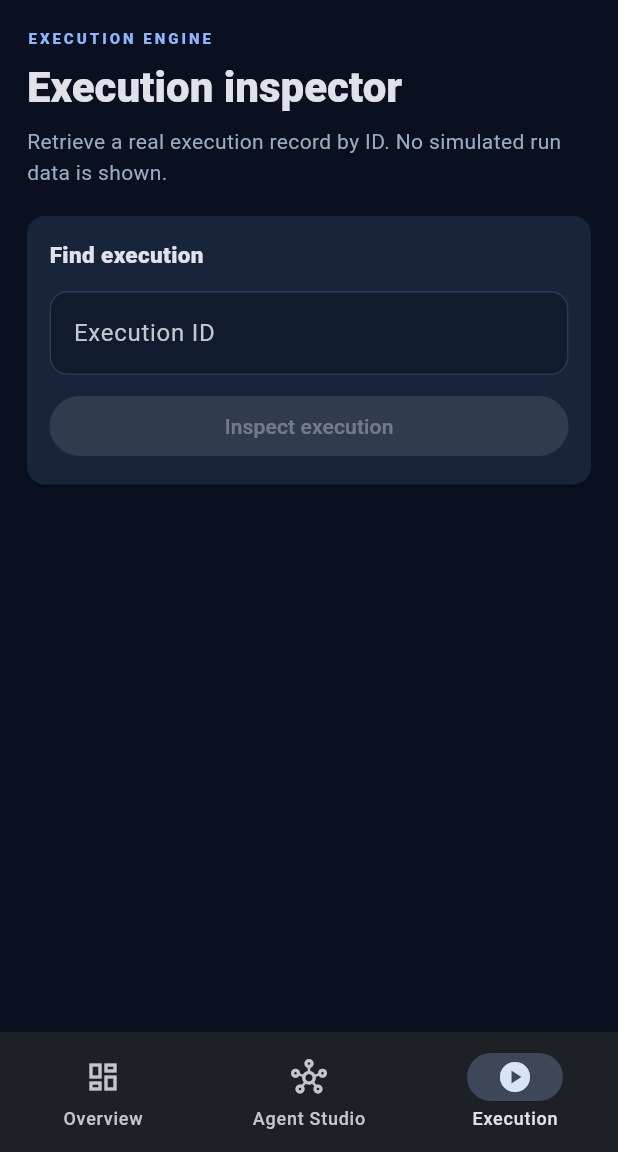
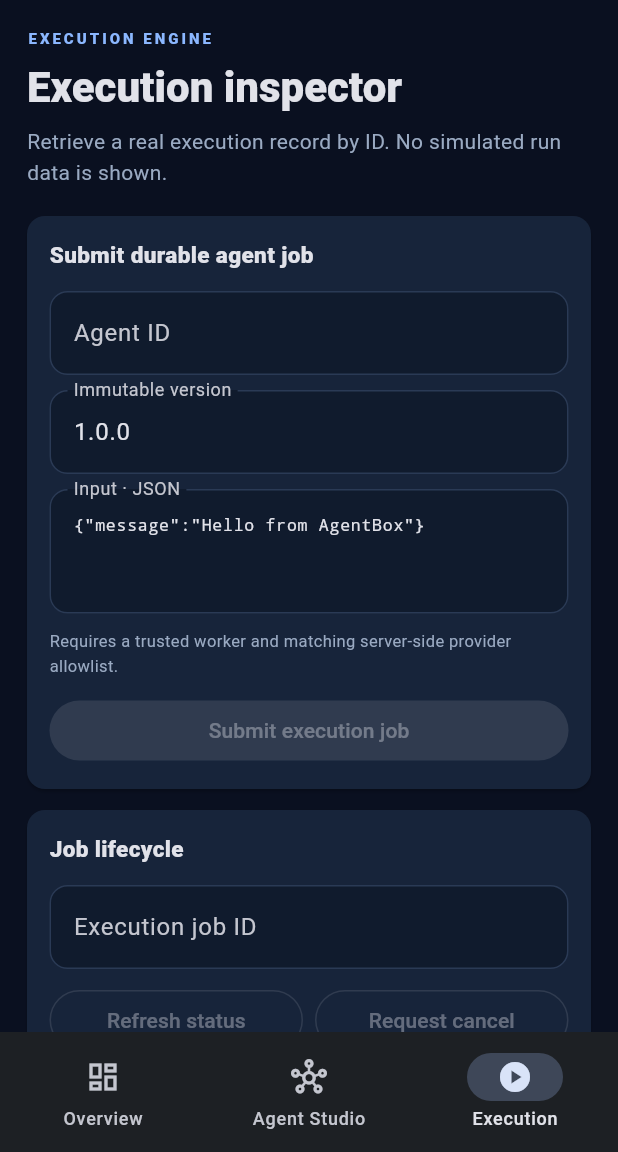
Before and after one commit to CMKIXVI/AgentBox, a Flutter app: the screen it shows after launch, item 3 of the bottom bar chosen, on a phone screen of 412 x 824 dp, the part 84-1236 px from its top. Run offline on Flutter 3.47's test engine with Material 3 defaults, Android fonts, the phone set to English and light mode, and no system bars; our stand-ins replace flutter_secure_storage; missing offline and left inert: flutter_appauth.

Commit message:
Add Flutter durable job submission and lifecycle UI

```diff
--- a/frontend/flutter/lib/main.dart
+++ b/frontend/flutter/lib/main.dart
@@ -1,4 +1,5 @@
 import 'dart:convert';
+import 'dart:math';
 
 import 'package:flutter/material.dart';
 
@@ -74,10 +75,15 @@ class _AgentBoxHomePageState extends State<AgentBoxHomePage> {
   final _manifestController = TextEditingController();
   final _agentIdController = TextEditingController();
   final _executionIdController = TextEditingController();
+  final _jobVersionController = TextEditingController(text: '1.0.0');
+  final _jobInputController = TextEditingController(text: '{"message":"Hello from AgentBox"}');
+  final _jobIdController = TextEditingController();
   Map<String, dynamic>? _createdAgent;
   List<dynamic> _versions = [];
   Map<String, dynamic>? _selectedVersion;
   Map<String, dynamic>? _execution;
+  Map<String, dynamic>? _job;
+  List<dynamic> _jobEvents = [];
 
   @override
   void initState() {
@@ -92,6 +98,9 @@ class _AgentBoxHomePageState extends State<AgentBoxHomePage> {
     _manifestController.dispose();
     _agentIdController.dispose();
     _executionIdController.dispose();
+    _jobVersionController.dispose();
+    _jobInputController.dispose();
+    _jobIdController.dispose();
     super.dispose();
   }
 
@@ -250,6 +259,84 @@ class _AgentBoxHomePageState extends State<AgentBoxHomePage> {
     }
   }
 
+  String _newIdempotencyKey() {
+    final random = Random.secure();
+    return List.generate(
+      16,
+      (_) => random.nextInt(256).toRadixString(16).padLeft(2, '0'),
+    ).join();
+  }
+
+  Future<void> _submitJob() async {
+    final api = _api;
+    final agentId = _agentIdController.text.trim();
+    final version = _jobVersionController.text.trim();
+    if (!_signedIn || api == null || agentId.isEmpty || version.isEmpty) return;
+    setState(() => _busy = true);
+    try {
+      final input = jsonDecode(_jobInputController.text);
+      final result = await api.submitExecutionJob(
+        agentId: agentId,
+        version: version,
+        input: input,
+        maxOutputTokens: 1024,
+        idempotencyKey: _newIdempotencyKey(),
+      );
+      if (!mounted) return;
+      setState(() {
+        _job = result;
+        _jobIdController.text = result['job_id']?.toString() ?? '';
+        _jobEvents = [];
+      });
+      _setNotice('Execution job accepted. Worker completion is asynchronous.');
+    } catch (error) {
+      _setNotice('Could not submit execution job: $error', error: true);
+    } finally {
+      if (mounted) setState(() => _busy = false);
+    }
+  }
+
+  Future<void> _inspectJob() async {
+    final api = _api;
+    final jobId = _jobIdController.text.trim();
+    if (!_signedIn || api == null || jobId.isEmpty) return;
+    setState(() => _busy = true);
+    try {
+      final results = await Future.wait([
+        api.getExecutionJob(jobId),
+        api.listExecutionJobEvents(jobId),
+      ]);
+      if (!mounted) return;
+      final events = results[1]['items'];
+      setState(() {
+        _job = results[0];
+        _jobEvents = events is List ? events : [];
+      });
+      _setNotice('Execution job state refreshed.');
+    } catch (error) {
+      _setNotice('Could not inspect execution job: $error', error: true);
+    } finally {
+      if (mounted) setState(() => _busy = false);
+    }
+  }
+
+  Future<void> _cancelJob() async {
+    final api = _api;
+    final jobId = _jobIdController.text.trim();
+    if (!_signedIn || api == null || jobId.isEmpty) return;
+    setState(() => _busy = true);
+    try {
+      final result = await api.cancelExecutionJob(jobId);
+      if (!mounted) return;
+      setState(() => _job = result);
+      _setNotice('Cancellation requested. Refresh to observe the confirmed terminal state.');
+    } catch (error) {
+      _setNotice('Could not request cancellation: $error', error: true);
+    } finally {
+      if (mounted) setState(() => _busy = false);
+    }
+  }
+
   Future<void> _loadExecution() async {
     final api = _api;
     final executionId = _executionIdController.text.trim();
@@ -269,7 +356,6 @@ class _AgentBoxHomePageState extends State<AgentBoxHomePage> {
 
   @override
   Widget build(BuildContext context) {
-    final titles = ['Overview', 'Agent Studio', 'Execution'];
     return Scaffold(
       appBar: AppBar(
         title: Row(
@@ -453,7 +539,53 @@ class _AgentBoxHomePageState extends State<AgentBoxHomePage> {
         const Text('Retrieve a real execution record by ID. No simulated run data is shown.', style: TextStyle(color: Color(0xFF9AAAC2), height: 1.5)),
         const SizedBox(height: 18),
         _sectionCard(
-          title: 'Find execution',
+          title: 'Submit durable agent job',
+          child: Column(
+            crossAxisAlignment: CrossAxisAlignment.stretch,
+            children: [
+              TextField(controller: _agentIdController, decoration: const InputDecoration(labelText: 'Agent ID')),
+              const SizedBox(height: 10),
+              TextField(controller: _jobVersionController, decoration: const InputDecoration(labelText: 'Immutable version')),
+              const SizedBox(height: 10),
+              TextField(controller: _jobInputController, minLines: 3, maxLines: 6, style: const TextStyle(fontFamily: 'monospace', fontSize: 11), decoration: const InputDecoration(labelText: 'Input · JSON', alignLabelWithHint: true)),
+              const SizedBox(height: 10),
+              const Text('Requires a trusted worker and matching server-side provider allowlist.', style: TextStyle(color: Color(0xFF9AAAC2), fontSize: 11, height: 1.5)),
+              const SizedBox(height: 10),
+              FilledButton(onPressed: !_signedIn || _busy ? null : _submitJob, child: const Text('Submit execution job')),
+              if (_job != null) ...[
+                const SizedBox(height: 12),
+                _jsonResult(_job!),
+              ],
+            ],
+          ),
+        ),
+        const SizedBox(height: 14),
+        _sectionCard(
+          title: 'Job lifecycle',
+          child: Column(
+            crossAxisAlignment: CrossAxisAlignment.stretch,
+            children: [
+              TextField(controller: _jobIdController, decoration: const InputDecoration(labelText: 'Execution job ID')),
+              const SizedBox(height: 10),
+              Row(
+                children: [
+                  Expanded(child: OutlinedButton(onPressed: !_signedIn || _busy ? null : _inspectJob, child: const Text('Refresh status'))),
+                  const SizedBox(width: 8),
+                  Expanded(child: OutlinedButton(onPressed: !_signedIn || _busy ? null : _cancelJob, child: const Text('Request cancel'))),
+                ],
+              ),
+              if (_jobEvents.isNotEmpty) ...[
+                const SizedBox(height: 12),
+                const Text('Append-only lifecycle events', style: TextStyle(fontWeight: FontWeight.w700, fontSize: 12)),
+                const SizedBox(height: 8),
+                _jsonResult({'items': _jobEvents}),
+              ],
+            ],
+          ),
+        ),
+        const SizedBox(height: 14),
+        _sectionCard(
+          title: 'Find synchronous execution',
           child: Column(
             crossAxisAlignment: CrossAxisAlignment.stretch,
             children: [
```
